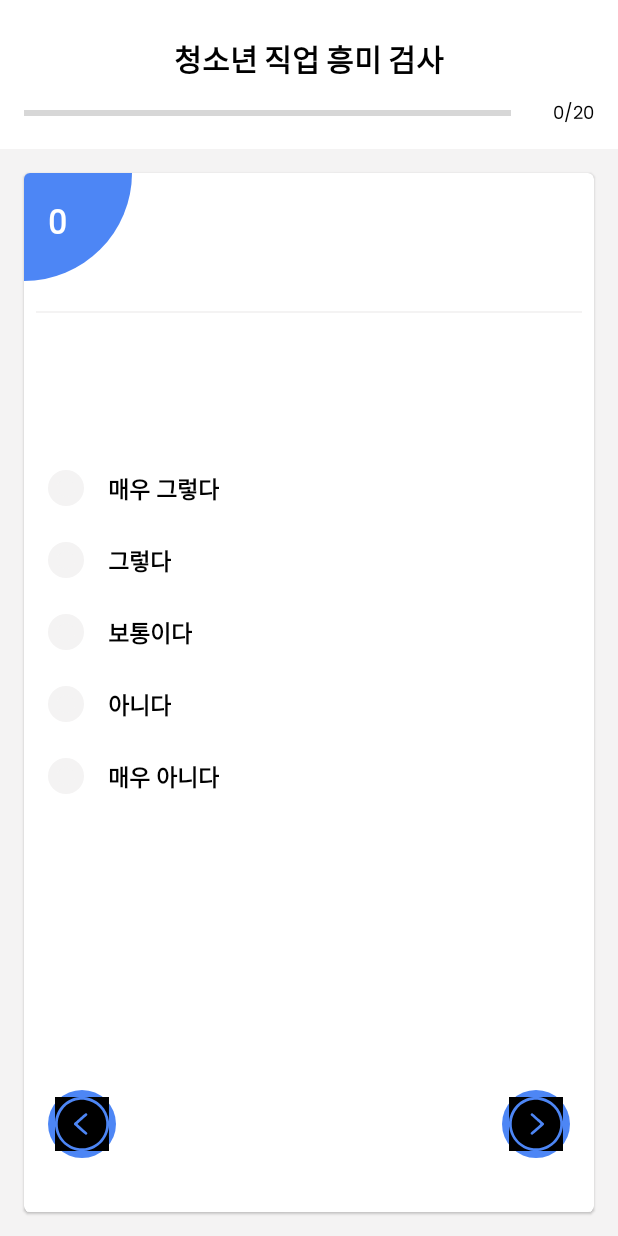
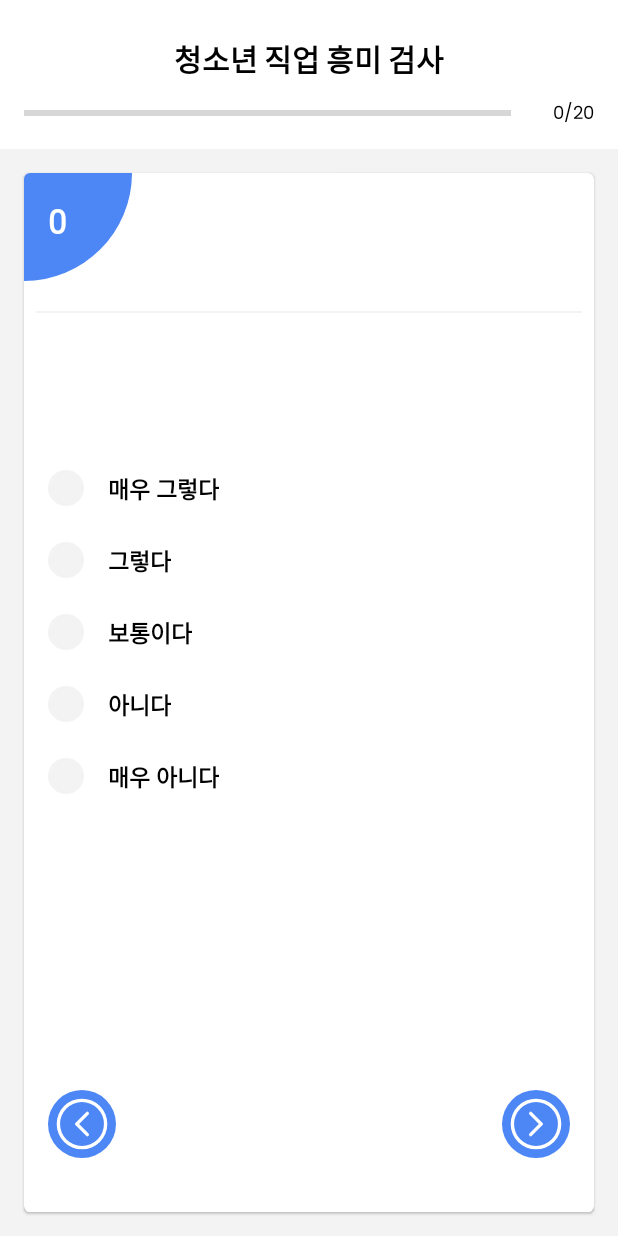
Before and after one commit to kimchuu/Deogeob-ilchi, an Android app: the fragment ExamFragment placed in its activity, after a tap on "검사 시작하기", on a phone screen of 412 x 824 dp. Run offline under Robolectric (Android 15) with nearby library versions, the phone set to English and light mode, and no system bars; our stand-ins replace data binding.

Commit message:
Refactor : icon 변경

```diff
--- /dev/null
+++ b/app/src/main/res/drawable/ic_arrow_back.xml
@@ -0,0 +1,12 @@
+<vector xmlns:android="http://schemas.android.com/apk/res/android"
+    android:width="32dp"
+    android:height="32dp"
+    android:viewportWidth="32"
+    android:viewportHeight="32">
+  <path
+      android:pathData="M31,16A15,15 0,1 1,16 1a15,15 0,0 1,15 15ZM3,16A13,13 0,1 0,16 3,13 13,0 0,0 3,16Z"
+      android:fillColor="#ffffff"/>
+  <path
+      android:pathData="M19.87,10.41 L14.29,16l5.58,5.59a1,1 0,0 1,0 1.41,1 1,0 0,1 -1.41,0l-6.36,-6.36a0.91,0.91 0,0 1,0 -1.28L18.46,9a1,1 0,0 1,1.41 0,1 1,0 0,1 0,1.41Z"
+      android:fillColor="#ffffff"/>
+</vector>
--- a/app/src/main/res/drawable/ic_arrow_left.xml
+++ /dev/null
@@ -1,13 +0,0 @@
-<vector android:height="24dp" android:viewportHeight="512"
-    android:viewportWidth="512" android:width="24dp" xmlns:android="http://schemas.android.com/apk/res/android">
-    <path android:fillColor="#000000"
-        android:pathData="M0.1,120.2c0.1,73.6 0.5,116.8 1,111.3 11.5,-121.2 109.2,-218.9 230.4,-230.4 5.5,-0.5 -37.7,-0.9 -111.2,-1l-120.3,-0.1 0.1,120.2z" android:strokeColor="#00000000"/>
-    <path android:fillColor="#000000"
-        android:pathData="M280,1.1c31.5,3 61.7,11.8 90.5,26.3 27.1,13.7 48,29 68.5,50.2 41.5,42.9 66.3,96.3 71.9,154.9 0.5,5.5 0.9,-37.5 1,-111.8l0.1,-120.7 -120.2,0.1c-69.1,0.1 -116.7,0.5 -111.8,1z" android:strokeColor="#00000000"/>
-    <path android:fillColor="#000000"
-        android:pathData="M226.5,27.5c-39.2,5.2 -77.5,20.8 -109.3,44.7 -12,9.1 -30.2,26.5 -39.6,38.1 -22.3,27.6 -39.3,62.6 -46.6,96.2 -6.8,31.4 -6.7,67.6 0.1,99.5 4.9,22.5 15.8,49.4 28.3,70 37.1,60.8 100.6,100.9 172.6,109.1 15.3,1.7 47.2,0.7 63,-2.1 72.7,-12.8 135.3,-59.7 167.5,-125.5 10.6,-21.7 16.3,-39.3 20.6,-63.5 2.7,-14.7 3.7,-47.1 2,-62 -6,-52.3 -27.7,-98.8 -63.5,-135.8 -37.1,-38.3 -83.8,-61.7 -136.9,-68.7 -14.3,-1.8 -44,-1.8 -58.2,-0zM301,155.7c6.1,3.6 7.9,13.4 3.3,18.5 -1,1.2 -22,19.9 -46.8,41.6 -24.7,21.7 -45,39.8 -45,40.2 0,0.4 20.3,18.5 45,40.2 24.8,21.7 45.8,40.4 46.8,41.6 2.8,3.1 3.4,9.8 1.3,13.7 -3.3,6.1 -12,8.5 -17.8,4.7 -3.9,-2.4 -104.1,-90.2 -106.2,-93 -2.7,-3.5 -3.1,-9.1 -0.9,-12.8 1.7,-3 105.4,-94.5 108.4,-95.7 2.9,-1.1 9.2,-0.6 11.9,1z" android:strokeColor="#00000000"/>
-    <path android:fillColor="#000000"
-        android:pathData="M0.1,391.7l-0.1,120.3 120.3,-0.1c73.5,-0.1 116.7,-0.5 111.2,-1 -30.3,-2.9 -61.5,-11.9 -89.7,-26 -78.9,-39.3 -132.3,-117 -140.7,-204.4 -0.5,-5.6 -0.9,36.6 -1,111.2z" android:strokeColor="#00000000"/>
-    <path android:fillColor="#000000"
-        android:pathData="M511,276.6c0,12.8 -5.4,39.4 -12.1,59.8 -21.1,64.1 -67.6,117.9 -128.7,148.6 -29.9,15 -58,22.8 -95.2,26.3 -1.9,0.2 50.6,0.5 116.8,0.5l120.2,0.2 0,-120c0,-66 -0.2,-120 -0.5,-120 -0.3,-0 -0.5,2.1 -0.5,4.6z" android:strokeColor="#00000000"/>
-</vector>
--- /dev/null
+++ b/app/src/main/res/drawable/ic_arrow_next.xml
@@ -0,0 +1,12 @@
+<vector xmlns:android="http://schemas.android.com/apk/res/android"
+    android:width="32dp"
+    android:height="32dp"
+    android:viewportWidth="32"
+    android:viewportHeight="32">
+  <path
+      android:pathData="M1,16a15,15 0,1 1,15 15A15,15 0,0 1,1 16ZM29,16a13,13 0,1 0,-13 13,13 13,0 0,0 13,-13Z"
+      android:fillColor="#ffffff"/>
+  <path
+      android:pathData="M12.13,21.59 L17.71,16l-5.58,-5.59a1,1 0,0 1,0 -1.41,1 1,0 0,1 1.41,0l6.36,6.36a0.91,0.91 0,0 1,0 1.28L13.54,23a1,1 0,0 1,-1.41 0,1 1,0 0,1 0,-1.41Z"
+      android:fillColor="#ffffff"/>
+</vector>
--- a/app/src/main/res/drawable/ic_arrow_right.xml
+++ /dev/null
@@ -1,26 +0,0 @@
-<vector xmlns:android="http://schemas.android.com/apk/res/android"
-    android:width="512dp"
-    android:height="512dp"
-    android:viewportWidth="512"
-    android:viewportHeight="512">
-  <path
-      android:pathData="M0.1,120.2c0.1,73.6 0.5,116.8 1,111.3 11.5,-121.2 109.2,-218.9 230.4,-230.4 5.5,-0.5 -37.7,-0.9 -111.2,-1l-120.3,-0.1 0.1,120.2z"
-      android:fillColor="#000000"
-      android:strokeColor="#00000000"/>
-  <path
-      android:pathData="M280,1.1c31.5,3 61.7,11.8 90.5,26.3 27.1,13.7 48,29 68.5,50.2 41.5,42.9 66.3,96.3 71.9,154.9 0.5,5.5 0.9,-37.5 1,-111.8l0.1,-120.7 -120.2,0.1c-69.1,0.1 -116.7,0.5 -111.8,1z"
-      android:fillColor="#000000"
-      android:strokeColor="#00000000"/>
-  <path
-      android:pathData="M226.5,27.5c-39.2,5.2 -77.5,20.8 -109.3,44.7 -12,9.1 -30.2,26.5 -39.6,38.1 -22.3,27.6 -39.3,62.6 -46.6,96.2 -6.8,31.4 -6.7,67.6 0.1,99.5 4.9,22.5 15.8,49.4 28.3,70 37.1,60.8 100.6,100.9 172.6,109.1 15.3,1.7 47.2,0.7 63,-2.1 72.7,-12.8 135.3,-59.7 167.5,-125.5 10.6,-21.7 16.3,-39.3 20.6,-63.5 2.7,-14.7 3.7,-47.1 2,-62 -6,-52.3 -27.7,-98.8 -63.5,-135.8 -37.1,-38.3 -83.8,-61.7 -136.9,-68.7 -14.3,-1.8 -44,-1.8 -58.2,-0zM224.5,155.9c4.1,2.6 103.4,89.7 105.9,92.9 2.8,3.6 2.8,10.8 0,14.4 -2.5,3.2 -101.8,90.3 -105.9,92.9 -1.8,1.1 -4.8,1.9 -7.4,1.9 -3.7,-0 -4.9,-0.6 -8.3,-4 -3.9,-3.8 -4,-4.3 -3.6,-9 0.3,-2.7 1.1,-5.7 1.9,-6.7 0.8,-0.9 21.9,-19.6 46.9,-41.5 25,-21.9 45.5,-40.3 45.5,-40.8 0,-0.5 -20.5,-18.9 -45.5,-40.8 -25,-21.9 -46.1,-40.6 -46.8,-41.5 -2.3,-2.8 -2.7,-9.6 -0.8,-13.1 3.4,-6.4 12,-8.6 18.1,-4.7z"
-      android:fillColor="#000000"
-      android:strokeColor="#00000000"/>
-  <path
-      android:pathData="M0.1,391.7l-0.1,120.3 120.3,-0.1c73.5,-0.1 116.7,-0.5 111.2,-1 -30.3,-2.9 -61.5,-11.9 -89.7,-26 -78.9,-39.3 -132.3,-117 -140.7,-204.4 -0.5,-5.6 -0.9,36.6 -1,111.2z"
-      android:fillColor="#000000"
-      android:strokeColor="#00000000"/>
-  <path
-      android:pathData="M511,276.6c0,12.8 -5.4,39.4 -12.1,59.8 -21.1,64.1 -67.6,117.9 -128.7,148.6 -29.9,15 -58,22.8 -95.2,26.3 -1.9,0.2 50.6,0.5 116.8,0.5l120.2,0.2 0,-120c0,-66 -0.2,-120 -0.5,-120 -0.3,-0 -0.5,2.1 -0.5,4.6z"
-      android:fillColor="#000000"
-      android:strokeColor="#00000000"/>
-</vector>
--- a/app/src/main/res/layout/fragment_exam.xml
+++ b/app/src/main/res/layout/fragment_exam.xml
@@ -143,7 +143,7 @@
             </RadioGroup>
 
             <RelativeLayout
-                android:id="@+id/prev_btn"
+                android:id="@+id/back_btn"
                 android:layout_width="45dp"
                 android:layout_height="45dp"
                 android:background="@drawable/background_circle_primary"
@@ -155,13 +155,13 @@
                 <ImageView
                     android:layout_width="36dp"
                     android:layout_height="36dp"
-                    android:src="@drawable/ic_arrow_left"
+                    android:src="@drawable/ic_arrow_back"
                     android:layout_centerInParent="true"
                     />
             </RelativeLayout>
 
             <RelativeLayout
-                android:id="@+id/after_btn"
+                android:id="@+id/next_btn"
                 android:layout_width="45dp"
                 android:layout_height="45dp"
                 android:background="@drawable/background_circle_primary"
@@ -173,7 +173,7 @@
                 <ImageView
                     android:layout_width="36dp"
                     android:layout_height="36dp"
-                    android:src="@drawable/ic_arrow_right"
+                    android:src="@drawable/ic_arrow_next"
                     android:layout_centerInParent="true"
                     />
             </RelativeLayout>
```
